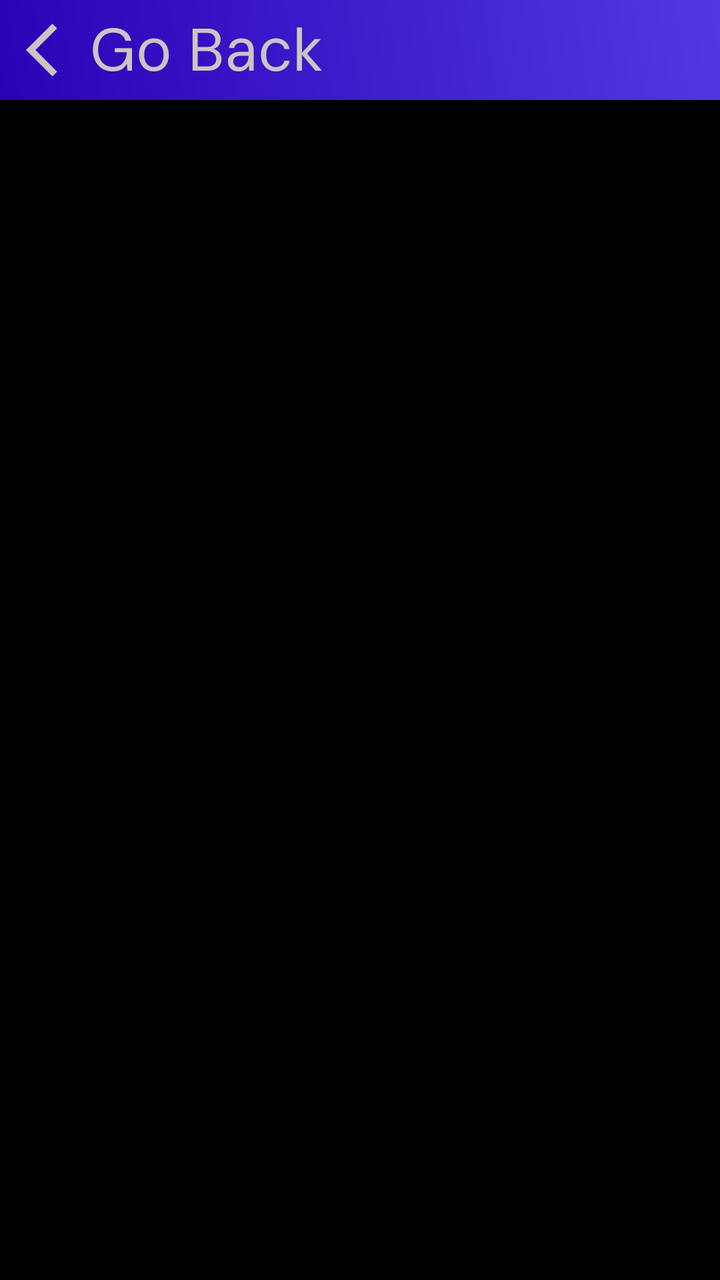
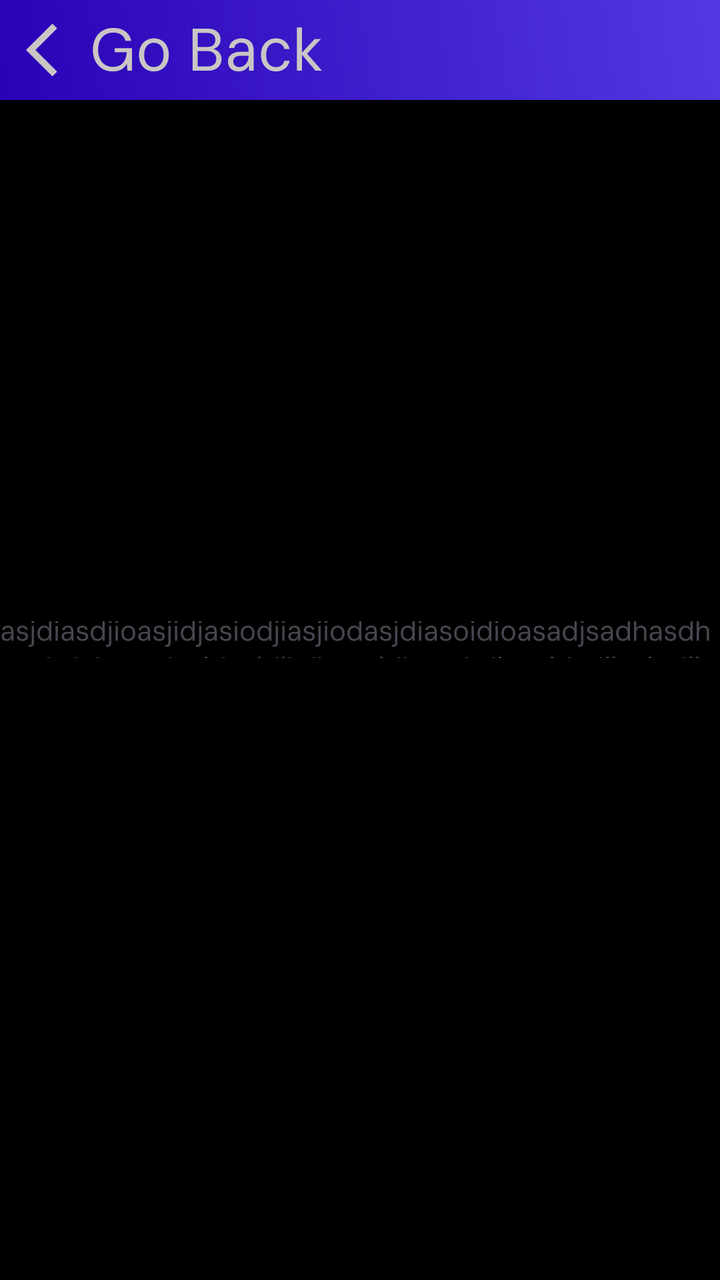

Before-and-after screenshots of an Android layout around one commit, followed by the original layout XML and the change that was made.
<!-- AndroidManifest.xml: application theme Theme.SocialLed -->
<!-- res/layout/activity_sign_full_view.xml -->
<?xml version="1.0" encoding="utf-8"?>
<androidx.constraintlayout.widget.ConstraintLayout xmlns:android="http://schemas.android.com/apk/res/android"
    xmlns:app="http://schemas.android.com/apk/res-auto"
    xmlns:tools="http://schemas.android.com/tools"
    android:layout_width="match_parent"
    android:layout_height="match_parent"
    tools:context=".ui.signFullView.SignFullViewActivity"

    >



    <FrameLayout
        android:id="@+id/flBackground"
        android:layout_width="match_parent"
        android:layout_height="match_parent"
        app:layout_constraintStart_toStartOf="parent"
        app:layout_constraintEnd_toEndOf="parent"
        app:layout_constraintTop_toTopOf="parent"
        app:layout_constraintBottom_toBottomOf="parent"
        android:background="@color/black"

        >





    </FrameLayout>

    <FrameLayout
        android:id="@+id/flToolBar"
        android:layout_width="match_parent"
        android:layout_height="50dp"
        app:layout_constraintStart_toStartOf="parent"
        app:layout_constraintTop_toTopOf="parent"
        app:layout_constraintEnd_toEndOf="parent"
        android:padding="3dp"
        android:background="@drawable/item_name_sign_gradient"
        >
        <androidx.constraintlayout.widget.ConstraintLayout
            android:layout_width="match_parent"
            android:layout_height="match_parent">

            <ImageButton
                android:id="@+id/btnBackFullView"
                android:layout_width="wrap_content"
                android:layout_height="wrap_content"
                app:layout_constraintTop_toTopOf="parent"
                app:layout_constraintStart_toStartOf="parent"
                app:layout_constraintBottom_toBottomOf="parent"
                android:background="@drawable/ic_back"
                android:padding="16dp"
                android:backgroundTint="@color/secondarySecond"
                android:layout_marginLeft="10dp"
                />

            <TextView
                android:id="@+id/tvGoBack"
                android:layout_width="wrap_content"
                android:layout_height="wrap_content"
                android:text="@string/go_back"
                android:textSize="30sp"
                app:layout_constraintStart_toEndOf="@id/btnBackFullView"
                app:layout_constraintTop_toTopOf="parent"
                android:textColor="@color/secondarySecond"
                app:layout_constraintBottom_toBottomOf="parent"

                />

        </androidx.constraintlayout.widget.ConstraintLayout>




    </FrameLayout>


    <ProgressBar
        android:id="@+id/pbViewFullSign"
        android:layout_width="wrap_content"
        android:layout_height="wrap_content"
        app:layout_constraintStart_toStartOf="parent"
        app:layout_constraintEnd_toEndOf="parent"
        app:layout_constraintBottom_toBottomOf="parent"
        app:layout_constraintTop_toTopOf="parent"
        android:layout_marginBottom="50dp"
        android:indeterminateTint="@color/tertiarySecond"
        android:visibility="gone"
        />







</androidx.constraintlayout.widget.ConstraintLayout>
<!-- resources referenced by this layout -->
<resources>
  <color name="black">#FF000000</color>
  <color name="secondarySecond">#CAC5C5</color>
  <color name="tertiarySecond">#5057CD</color>
  <!-- drawable ic_back (drawable) -->
  <vector android:autoMirrored="true" android:height="24dp"
      android:tint="#000000" android:viewportHeight="24"
      android:viewportWidth="24" android:width="24dp" xmlns:android="http://schemas.android.com/apk/res/android">
      <path android:fillColor="@android:color/white" android:pathData="M11.67,3.87L9.9,2.1 0,12l9.9,9.9 1.77,-1.77L3.54,12z"/>
  </vector>
  <!-- drawable item_name_sign_gradient (drawable) -->
  <?xml version="1.0" encoding="utf-8"?>
  <shape xmlns:android="http://schemas.android.com/apk/res/android">
      <gradient
          android:startColor="#2A02B6"
          android:endColor="#5338E1"
          android:type="linear"
          android:angle="45" />
  </shape>
  <string name="go_back">Go Back</string>
  
      //MY SIGNS FRAGMENT
  <style name="Theme.SocialLed" parent="Base.Theme.SocialLed" />
  <style name="Base.Theme.SocialLed" parent="Theme.Material3.DayNight.NoActionBar">
  
          <item name="fontFamily">@font/dmsan</item>
          <item name="android:statusBarColor">@color/tertiary</item>
  
      </style>
  <color name="tertiary">#04042E</color>
</resources>

<!-- the commit's change to res/layout/activity_sign_full_view.xml (unified diff, before → after) -->
@@ -21,6 +21,16 @@
         android:background="@color/black"
 
         >
+
+        <TextView
+            android:layout_width="wrap_content"
+            android:layout_height="wrap_content"
+            android:text="asjdiasdjioasjidjasiodjiasjiodasjdiasoidioasadjsadhasdhuashduhausdasjdasjdjkdhasuidhuashdiuasidsdjiasiodjioasjiodjioasjdiosaidjoasidj"
+            android:layout_gravity="center"
+            android:maxLines="1"
+            android:ellipsize="marquee"
+            android:textIsSelectable="true"
+            />
 
 
 
